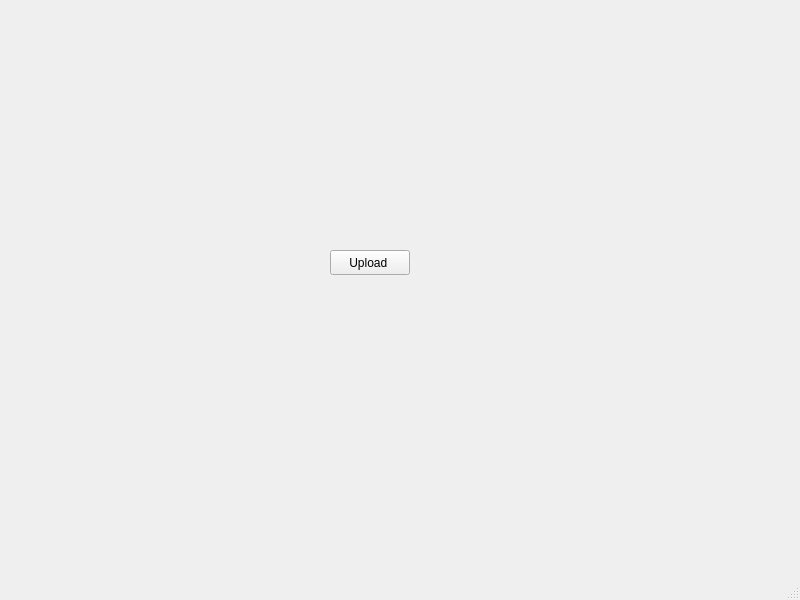
Old version of the form ImmoCloud/mainwindow.ui in the repository EobanZ/QtGoogleDrive.
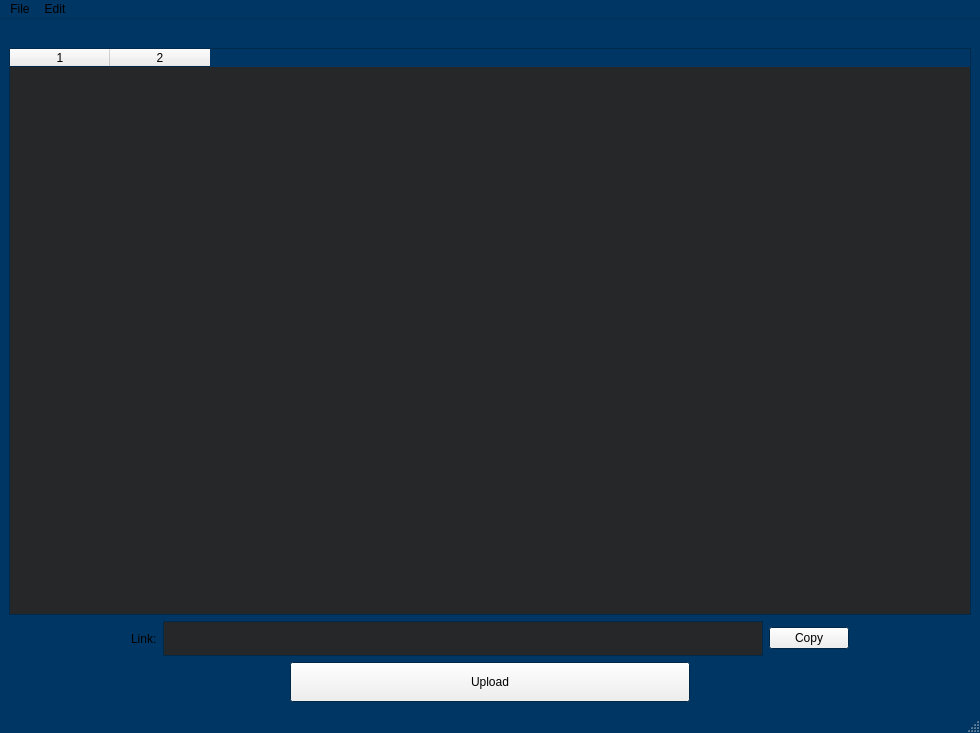
New version of the form. Icons and pictures are not drawn.

Commit message: Add CreateFolder(), GetAllChildFolders(), MakeOrGetShareLink()

The edit to the form file:
```diff
--- a/ImmoCloud/mainwindow.ui
+++ b/ImmoCloud/mainwindow.ui
@@ -6,37 +6,243 @@
    <rect>
     <x>0</x>
     <y>0</y>
-    <width>800</width>
-    <height>600</height>
+    <width>980</width>
+    <height>733</height>
    </rect>
   </property>
+  <property name="palette">
+   <palette>
+    <active>
+     <colorrole role="Base">
+      <brush brushstyle="SolidPattern">
+       <color alpha="255">
+        <red>38</red>
+        <green>39</green>
+        <blue>40</blue>
+       </color>
+      </brush>
+     </colorrole>
+     <colorrole role="Window">
+      <brush brushstyle="SolidPattern">
+       <color alpha="255">
+        <red>0</red>
+        <green>54</green>
+        <blue>99</blue>
+       </color>
+      </brush>
+     </colorrole>
+    </active>
+    <inactive>
+     <colorrole role="Base">
+      <brush brushstyle="SolidPattern">
+       <color alpha="255">
+        <red>38</red>
+        <green>39</green>
+        <blue>40</blue>
+       </color>
+      </brush>
+     </colorrole>
+     <colorrole role="Window">
+      <brush brushstyle="SolidPattern">
+       <color alpha="255">
+        <red>0</red>
+        <green>54</green>
+        <blue>99</blue>
+       </color>
+      </brush>
+     </colorrole>
+    </inactive>
+    <disabled>
+     <colorrole role="Base">
+      <brush brushstyle="SolidPattern">
+       <color alpha="255">
+        <red>0</red>
+        <green>54</green>
+        <blue>99</blue>
+       </color>
+      </brush>
+     </colorrole>
+     <colorrole role="Window">
+      <brush brushstyle="SolidPattern">
+       <color alpha="255">
+        <red>0</red>
+        <green>54</green>
+        <blue>99</blue>
+       </color>
+      </brush>
+     </colorrole>
+    </disabled>
+   </palette>
+  </property>
   <property name="windowTitle">
-   <string>MainWindow</string>
+   <string notr="true">ImmoCloud</string>
+  </property>
+  <property name="layoutDirection">
+   <enum>Qt::LeftToRight</enum>
   </property>
   <widget class="QWidget" name="centralwidget">
-   <widget class="QPushButton" name="pushButton">
-    <property name="geometry">
-     <rect>
-      <x>330</x>
-      <y>250</y>
-      <width>80</width>
-      <height>25</height>
-     </rect>
-    </property>
-    <property name="text">
-     <string>Upload </string>
-    </property>
-   </widget>
+   <property name="layoutDirection">
+    <enum>Qt::LeftToRight</enum>
+   </property>
+   <layout class="QVBoxLayout" name="verticalLayout">
+    <item>
+     <widget class="QLabel" name="title">
+      <property name="text">
+       <string/>
+      </property>
+      <property name="pixmap">
+       <pixmap resource="Immovest_Logo.qrc">:/images/immovest_logo.png</pixmap>
+      </property>
+      <property name="scaledContents">
+       <bool>false</bool>
+      </property>
+      <property name="alignment">
+       <set>Qt::AlignHCenter|Qt::AlignTop</set>
+      </property>
+      <property name="wordWrap">
+       <bool>false</bool>
+      </property>
+     </widget>
+    </item>
+    <item>
+     <widget class="QTableWidget" name="tableFolders">
+      <property name="rowCount">
+       <number>0</number>
+      </property>
+      <property name="columnCount">
+       <number>2</number>
+      </property>
+      <attribute name="verticalHeaderDefaultSectionSize">
+       <number>36</number>
+      </attribute>
+      <column/>
+      <column/>
+     </widget>
+    </item>
+    <item>
+     <layout class="QGridLayout" name="gridLayout">
+      <item row="0" column="0">
+       <spacer name="horizontalSpacer">
+        <property name="orientation">
+         <enum>Qt::Horizontal</enum>
+        </property>
+        <property name="sizeHint" stdset="0">
+         <size>
+          <width>40</width>
+          <height>20</height>
+         </size>
+        </property>
+       </spacer>
+      </item>
+      <item row="0" column="1">
+       <widget class="QLabel" name="label">
+        <property name="text">
+         <string>Link:</string>
+        </property>
+       </widget>
+      </item>
+      <item row="0" column="3">
+       <widget class="QPushButton" name="pushButton">
+        <property name="text">
+         <string>Copy</string>
+        </property>
+       </widget>
+      </item>
+      <item row="0" column="2">
+       <widget class="QTextEdit" name="textEdit">
+        <property name="sizePolicy">
+         <sizepolicy hsizetype="Fixed" vsizetype="Maximum">
+          <horstretch>0</horstretch>
+          <verstretch>0</verstretch>
+         </sizepolicy>
+        </property>
+        <property name="minimumSize">
+         <size>
+          <width>600</width>
+          <height>0</height>
+         </size>
+        </property>
+        <property name="maximumSize">
+         <size>
+          <width>830</width>
+          <height>35</height>
+         </size>
+        </property>
+        <property name="readOnly">
+         <bool>true</bool>
+        </property>
+       </widget>
+      </item>
+      <item row="0" column="4">
+       <spacer name="horizontalSpacer_2">
+        <property name="orientation">
+         <enum>Qt::Horizontal</enum>
+        </property>
+        <property name="sizeHint" stdset="0">
+         <size>
+          <width>40</width>
+          <height>20</height>
+         </size>
+        </property>
+       </spacer>
+      </item>
+     </layout>
+    </item>
+    <item>
+     <layout class="QHBoxLayout" name="horizontalLayout">
+      <item>
+       <widget class="QPushButton" name="pushButton_3">
+        <property name="sizePolicy">
+         <sizepolicy hsizetype="Expanding" vsizetype="Fixed">
+          <horstretch>0</horstretch>
+          <verstretch>0</verstretch>
+         </sizepolicy>
+        </property>
+        <property name="minimumSize">
+         <size>
+          <width>111</width>
+          <height>40</height>
+         </size>
+        </property>
+        <property name="maximumSize">
+         <size>
+          <width>400</width>
+          <height>200</height>
+         </size>
+        </property>
+        <property name="text">
+         <string>Upload</string>
+        </property>
+       </widget>
+      </item>
+     </layout>
+    </item>
+   </layout>
   </widget>
   <widget class="QMenuBar" name="menubar">
    <property name="geometry">
     <rect>
      <x>0</x>
      <y>0</y>
-     <width>800</width>
+     <width>980</width>
      <height>25</height>
     </rect>
    </property>
+   <widget class="QMenu" name="menuFile">
+    <property name="title">
+     <string>File</string>
+    </property>
+    <addaction name="actionQuit"/>
+   </widget>
+   <widget class="QMenu" name="menuEdit">
+    <property name="title">
+     <string>Edit</string>
+    </property>
+    <addaction name="actionAdd"/>
+    <addaction name="actionDelete"/>
+   </widget>
+   <addaction name="menuFile"/>
+   <addaction name="menuEdit"/>
   </widget>
   <widget class="QStatusBar" name="statusbar"/>
  </widget>
```
Left out of the diff: 19 changed lines with no effect on the pictures. The commit also changes 9 other files.
